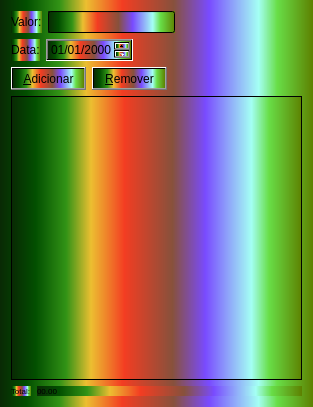
Before: the Qt Designer form almoco.ui in tiagopascal/Almoco, drawn with Qt 5.
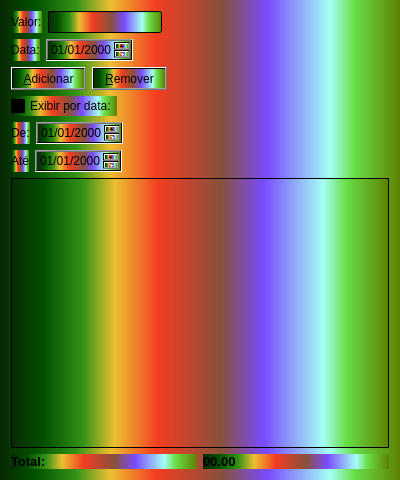
After: the same form once the commit is applied.

```diff
--- a/almoco.ui
+++ b/almoco.ui
@@ -6,13 +6,15 @@
    <rect>
     <x>0</x>
     <y>0</y>
-    <width>313</width>
-    <height>407</height>
+    <width>400</width>
+    <height>480</height>
    </rect>
   </property>
   <property name="font">
    <font>
-    <pointsize>6</pointsize>
+    <pointsize>9</pointsize>
+    <weight>50</weight>
+    <bold>false</bold>
    </font>
   </property>
   <property name="windowTitle">
@@ -21,14 +23,19 @@
   <property name="styleSheet">
    <string notr="true">background-color: qlineargradient(spread:pad, x1:0, y1:0, x2:1, y2:0, stop:0 rgba(9, 41, 4, 255), stop:0.085 rgba(2, 79, 0, 255), stop:0.19 rgba(50, 147, 22, 255), stop:0.275 rgba(236, 191, 49, 255), stop:0.39 rgba(243, 61, 34, 255), stop:0.555 rgba(135, 81, 60, 255), stop:0.667 rgba(121, 75, 255, 255), stop:0.825 rgba(164, 255, 244, 255), stop:0.885 rgba(104, 222, 71, 255), stop:1 rgba(93, 128, 0, 255));</string>
   </property>
+  <property name="inputMethodHints">
+   <set>Qt::ImhDialableCharactersOnly</set>
+  </property>
   <layout class="QVBoxLayout" name="verticalLayout">
    <item>
-    <layout class="QGridLayout" name="gridLayout_3">
-     <item row="0" column="0">
+    <layout class="QHBoxLayout" name="horizontalLayout">
+     <item>
       <widget class="QLabel" name="label">
        <property name="font">
         <font>
          <pointsize>9</pointsize>
+         <weight>50</weight>
+         <bold>false</bold>
         </font>
        </property>
        <property name="styleSheet">
@@ -42,35 +49,54 @@
        </property>
       </widget>
      </item>
-     <item row="0" column="1">
+     <item>
       <widget class="QLineEdit" name="lineEdit_valor">
        <property name="font">
         <font>
          <pointsize>9</pointsize>
+         <weight>50</weight>
+         <bold>false</bold>
         </font>
        </property>
        <property name="layoutDirection">
         <enum>Qt::RightToLeft</enum>
        </property>
-       <property name="styleSheet">
-        <string notr="true"/>
+       <property name="inputMethodHints">
+        <set>Qt::ImhPreferNumbers</set>
        </property>
-       <property name="text">
-        <string/>
-       </property>
-       <property name="maxLength">
-        <number>7</number>
+       <property name="alignment">
+        <set>Qt::AlignRight|Qt::AlignTrailing|Qt::AlignVCenter</set>
        </property>
       </widget>
      </item>
-     <item row="0" column="2">
+     <item>
+      <spacer name="horizontalSpacer_8">
+       <property name="orientation">
+        <enum>Qt::Horizontal</enum>
+       </property>
+       <property name="sizeHint" stdset="0">
+        <size>
+         <width>40</width>
+         <height>20</height>
+        </size>
+       </property>
+      </spacer>
+     </item>
+     <item>
       <spacer name="horizontalSpacer_2">
+       <property name="font">
+        <font>
+         <pointsize>9</pointsize>
+         <weight>50</weight>
+         <bold>false</bold>
+        </font>
+       </property>
        <property name="orientation">
         <enum>Qt::Horizontal</enum>
        </property>
        <property name="sizeHint" stdset="0">
         <size>
-         <width>40</width>
+         <width>99</width>
          <height>20</height>
         </size>
        </property>
@@ -79,12 +105,14 @@
     </layout>
    </item>
    <item>
-    <layout class="QGridLayout" name="gridLayout_4">
-     <item row="0" column="0">
+    <layout class="QHBoxLayout" name="horizontalLayout_2">
+     <item>
       <widget class="QLabel" name="label_2">
        <property name="font">
         <font>
          <pointsize>9</pointsize>
+         <weight>50</weight>
+         <bold>false</bold>
         </font>
        </property>
        <property name="styleSheet">
@@ -98,11 +126,13 @@
        </property>
       </widget>
      </item>
-     <item row="0" column="1">
+     <item>
       <widget class="QDateEdit" name="dateEdit_data">
        <property name="font">
         <font>
          <pointsize>9</pointsize>
+         <weight>50</weight>
+         <bold>false</bold>
         </font>
        </property>
        <property name="styleSheet">
@@ -116,14 +146,34 @@
        </property>
       </widget>
      </item>
-     <item row="0" column="2">
+     <item>
+      <spacer name="horizontalSpacer_9">
+       <property name="orientation">
+        <enum>Qt::Horizontal</enum>
+       </property>
+       <property name="sizeHint" stdset="0">
+        <size>
+         <width>40</width>
+         <height>20</height>
+        </size>
+       </property>
+      </spacer>
+     </item>
+     <item>
       <spacer name="horizontalSpacer">
+       <property name="font">
+        <font>
+         <pointsize>9</pointsize>
+         <weight>50</weight>
+         <bold>false</bold>
+        </font>
+       </property>
        <property name="orientation">
         <enum>Qt::Horizontal</enum>
        </property>
        <property name="sizeHint" stdset="0">
         <size>
-         <width>40</width>
+         <width>79</width>
          <height>20</height>
         </size>
        </property>
@@ -132,12 +182,14 @@
     </layout>
    </item>
    <item>
-    <layout class="QGridLayout" name="gridLayout_2">
-     <item row="0" column="0">
+    <layout class="QHBoxLayout" name="horizontalLayout_3">
+     <item>
       <widget class="QPushButton" name="pushButton_adicionar">
        <property name="font">
         <font>
          <pointsize>9</pointsize>
+         <weight>50</weight>
+         <bold>false</bold>
         </font>
        </property>
        <property name="styleSheet">
@@ -148,11 +200,13 @@
        </property>
       </widget>
      </item>
-     <item row="0" column="1">
+     <item>
       <widget class="QPushButton" name="pushButton_remover">
        <property name="font">
         <font>
          <pointsize>9</pointsize>
+         <weight>50</weight>
+         <bold>false</bold>
         </font>
        </property>
        <property name="styleSheet">
@@ -163,8 +217,144 @@
        </property>
       </widget>
      </item>
-     <item row="0" column="2">
+     <item>
       <spacer name="horizontalSpacer_3">
+       <property name="font">
+        <font>
+         <pointsize>9</pointsize>
+         <weight>50</weight>
+         <bold>false</bold>
+        </font>
+       </property>
+       <property name="orientation">
+        <enum>Qt::Horizontal</enum>
+       </property>
+       <property name="sizeHint" stdset="0">
+        <size>
+         <width>111</width>
+         <height>21</height>
+        </size>
+       </property>
+      </spacer>
+     </item>
+    </layout>
+   </item>
+   <item>
+    <layout class="QHBoxLayout" name="horizontalLayout_4">
+     <item>
+      <widget class="QCheckBox" name="checkBox_pordata">
+       <property name="font">
+        <font>
+         <pointsize>9</pointsize>
+         <weight>50</weight>
+         <bold>false</bold>
+        </font>
+       </property>
+       <property name="text">
+        <string>Exibir por data:</string>
+       </property>
+      </widget>
+     </item>
+     <item>
+      <spacer name="horizontalSpacer_5">
+       <property name="orientation">
+        <enum>Qt::Horizontal</enum>
+       </property>
+       <property name="sizeHint" stdset="0">
+        <size>
+         <width>40</width>
+         <height>20</height>
+        </size>
+       </property>
+      </spacer>
+     </item>
+    </layout>
+   </item>
+   <item>
+    <layout class="QHBoxLayout" name="horizontalLayout_7">
+     <item>
+      <layout class="QHBoxLayout" name="horizontalLayout_5">
+       <item>
+        <widget class="QLabel" name="label_5">
+         <property name="font">
+          <font>
+           <pointsize>9</pointsize>
+           <weight>50</weight>
+           <bold>false</bold>
+          </font>
+         </property>
+         <property name="text">
+          <string>De:</string>
+         </property>
+        </widget>
+       </item>
+       <item>
+        <widget class="QDateEdit" name="dateEdit_de">
+         <property name="font">
+          <font>
+           <pointsize>9</pointsize>
+           <weight>50</weight>
+           <bold>false</bold>
+          </font>
+         </property>
+         <property name="displayFormat">
+          <string>dd/MM/yyyy</string>
+         </property>
+        </widget>
+       </item>
+      </layout>
+     </item>
+     <item>
+      <spacer name="horizontalSpacer_4">
+       <property name="orientation">
+        <enum>Qt::Horizontal</enum>
+       </property>
+       <property name="sizeHint" stdset="0">
+        <size>
+         <width>40</width>
+         <height>20</height>
+        </size>
+       </property>
+      </spacer>
+     </item>
+    </layout>
+   </item>
+   <item>
+    <layout class="QHBoxLayout" name="horizontalLayout_8">
+     <item>
+      <layout class="QHBoxLayout" name="horizontalLayout_6">
+       <item>
+        <widget class="QLabel" name="label_4">
+         <property name="font">
+          <font>
+           <pointsize>9</pointsize>
+           <weight>50</weight>
+           <bold>false</bold>
+          </font>
+         </property>
+         <property name="text">
+          <string>Até</string>
+         </property>
+        </widget>
+       </item>
+       <item>
+        <widget class="QDateEdit" name="dateEdit_ate">
+         <property name="font">
+          <font>
+           <pointsize>9</pointsize>
+           <weight>50</weight>
+           <bold>false</bold>
+          </font>
+         </property>
+         <property name="displayFormat">
+          <string>dd/MM/yyyy</string>
+         </property>
+        </widget>
+       </item>
+      </layout>
+     </item>
+     <item>
+      <spacer name="horizontalSpacer_6">
        <property name="orientation">
         <enum>Qt::Horizontal</enum>
        </property>
@@ -180,11 +370,13 @@
    </item>
    <item>
     <layout class="QGridLayout" name="gridLayout">
-     <item row="0" column="0">
+     <item row="0" column="0" colspan="2">
       <widget class="QListWidget" name="listWidget_lista">
        <property name="font">
         <font>
          <pointsize>9</pointsize>
+         <weight>50</weight>
+         <bold>false</bold>
         </font>
        </property>
        <property name="styleSheet">
@@ -192,19 +384,29 @@
        </property>
       </widget>
      </item>
-    </layout>
-   </item>
-   <item>
-    <layout class="QFormLayout" name="formLayout">
-     <item row="0" column="0">
+     <item row="1" column="0">
       <widget class="QLabel" name="label_3">
+       <property name="font">
+        <font>
+         <pointsize>10</pointsize>
+         <weight>75</weight>
+         <bold>true</bold>
+        </font>
+       </property>
        <property name="text">
         <string>Total:</string>
        </property>
       </widget>
      </item>
-     <item row="0" column="1">
+     <item row="1" column="1">
       <widget class="QLabel" name="label_total">
+       <property name="font">
+        <font>
+         <pointsize>10</pointsize>
+         <weight>75</weight>
+         <bold>true</bold>
+        </font>
+       </property>
        <property name="text">
         <string>00.00</string>
        </property>
```
Left out of the diff: 2 changed lines with no effect on the pictures.
